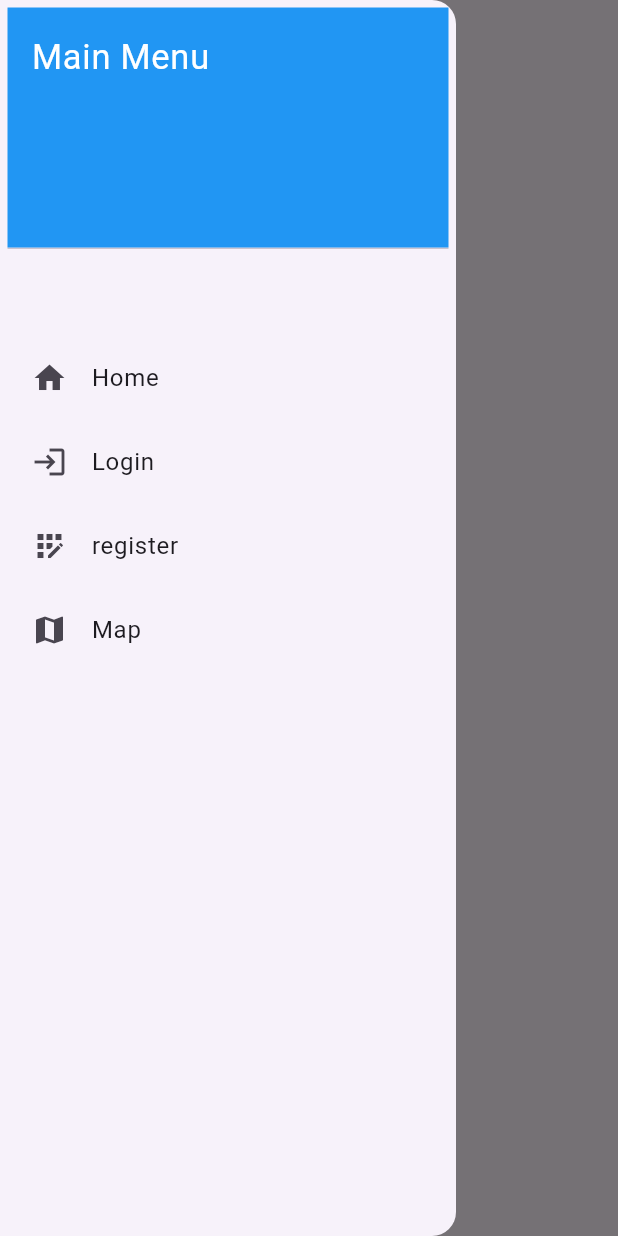
After one commit to indraworks/flutterbasic-2025, a Flutter app: the RegisterScreen screen opened directly, with the side drawer open, on a phone screen of 412 x 824 dp. The commit adds this screen. Run offline on Flutter 3.47's test engine with Material 3 defaults, Android fonts, the phone set to English and light mode, and no system bars.

Commit message:
_02_mysocial_ui making proper navigation

```diff
--- a/_01_mysocialmediaapp/lib/screens/chat_screen.dart
+++ b/_01_mysocialmediaapp/lib/screens/chat_screen.dart
@@ -1,3 +1,4 @@
+import 'package:_01_mysocialmediaapp/screens/main_screen.dart';
 import 'package:flutter/material.dart';
 import 'package:_01_mysocialmediaapp/data/data.dart';
 
@@ -35,6 +36,10 @@
   Widget build(BuildContext context) {
     return Scaffold(
       appBar: AppBar(
+        leading: IconButton(
+          icon: Icon(Icons.menu),
+          onPressed: () => MainScreen.of(context)?.openDrawer(),
+        ),
         title: Row(
           children: [
             CircleAvatar(backgroundImage: AssetImage(users[1].profileImageUrl)),
--- a/_01_mysocialmediaapp/lib/screens/map_screen.dart
+++ b/_01_mysocialmediaapp/lib/screens/map_screen.dart
@@ -1,3 +1,4 @@
+import 'package:_01_mysocialmediaapp/screens/main_screen.dart';
 import 'package:flutter/material.dart';
 import 'package:_01_mysocialmediaapp/data/data.dart';
 
@@ -11,6 +12,14 @@
 class _MapScreenState extends State<MapScreen> {
   @override
   Widget build(BuildContext context) {
-    return Scaffold(appBar: AppBar(title: Text("Hello Map")));
+    return Scaffold(
+      appBar: AppBar(
+        title: Text("Hello Map"),
+        leading: IconButton(
+          onPressed: () => MainScreen.of(context)?.openDrawer(),
+          icon: Icon(Icons.menu),
+        ),
+      ),
+    );
   }
 }
--- /dev/null
+++ b/_02_mysocial_ui/lib/main.dart
@@ -0,0 +1,30 @@
+import 'package:flutter/material.dart';
+import 'package:_02_mysocial_ui/screens/home_screen.dart';
+import 'package:_02_mysocial_ui/screens/login_screen.dart';
+import 'package:_02_mysocial_ui/screens/map_screen.dart';
+import 'package:_02_mysocial_ui/screens/register_screen.dart';
+
+void main() {
+  runApp(const MyApp());
+}
+
+class MyApp extends StatelessWidget {
+  const MyApp({super.key});
+
+  @override
+  Widget build(BuildContext context) {
+    return MaterialApp(
+      title: 'Flutter Navigation UI',
+      theme: ThemeData(primarySwatch: Colors.blue),
+
+      initialRoute: '/home',
+      routes: {
+        '/login': (context) => LoginScreen(),
+        '/register': (context) => RegisterScreen(),
+        '/home': (context) => HomeScreen(),
+        // '/chat': (context) => ChatScreen(),
+        '/map': (context) => MapScreen(),
+      },
+    );
+  }
+}
--- /dev/null
+++ b/_02_mysocial_ui/lib/screens/register_screen.dart
@@ -0,0 +1,24 @@
+import 'package:_02_mysocial_ui/widgets/app_drawer.dart';
+import 'package:flutter/material.dart';
+
+class RegisterScreen extends StatelessWidget {
+  const RegisterScreen({super.key});
+
+  @override
+  Widget build(BuildContext context) {
+    return Scaffold(
+      appBar: AppBar(
+        title: Text('Register '),
+        leading: Builder(
+          builder:
+              (context) => IconButton(
+                onPressed: Scaffold.of(context).openDrawer,
+                icon: Icon(Icons.menu),
+              ),
+        ),
+      ),
+      drawer: AppDrawer(),
+      body: Center(child: Text("Register Screen")),
+    );
+  }
+}
--- /dev/null
+++ b/_02_mysocial_ui/lib/widgets/app_drawer.dart
@@ -0,0 +1,62 @@
+import 'package:flutter/material.dart';
+
+class AppDrawer extends StatelessWidget {
+  const AppDrawer({super.key});
+
+  //Buat WIdget LsitTIlenya biat gak ulagn2 buat ListStile!
+  Widget buildListTile({
+    required BuildContext context,
+    required IconData icon,
+    required String title,
+    required String routeName,
+  }) {
+    return ListTile(
+      leading: Icon(icon),
+      title: Text(title),
+      onTap: () => Navigator.pushReplacementNamed(context, routeName),
+    );
+  }
+
+  @override
+  Widget build(BuildContext context) {
+    return Drawer(
+      child: ListView(
+        padding: EdgeInsets.all(5),
+        children: [
+          DrawerHeader(
+            decoration: BoxDecoration(color: Colors.blue),
+            child: Text(
+              "Main Menu",
+              style: TextStyle(color: Colors.white, fontSize: 23),
+            ),
+          ),
+          SizedBox(height: 50),
+          buildListTile(
+            context: context,
+            icon: Icons.home,
+            title: 'Home',
+            routeName: '/home',
+          ),
+          buildListTile(
+            context: context,
+            icon: Icons.login,
+            title: 'Login',
+            routeName: '/login',
+          ),
+          buildListTile(
+            context: context,
+            icon: Icons.app_registration,
+            title: 'register',
+            routeName: '/register',
+          ),
+          buildListTile(
+            context: context,
+            icon: Icons.map,
+            title: 'Map',
+            routeName: '/map',
+          ),
+        ],
+      ),
+    );
+  }
+}
```
Also changed, not shown: _01_mysocialmediaapp/lib/screens/main_screen.dart (+29 -16 lines), _01_mysocialmediaapp/lib/widgets/profile_clipper.dart (added, +16 -0 lines), _02_mysocial_ui/analysis_options.yaml (added, +28 -0 lines), _02_mysocial_ui/lib/screens/home_screen.dart (added, +24 -0 lines), _02_mysocial_ui/lib/screens/login_screen.dart (added, +24 -0 lines), _02_mysocial_ui/lib/screens/map_screen.dart (added, +24 -0 lines), _02_mysocial_ui/pubspec.yaml (added, +89 -0 lines), 124 other files.
